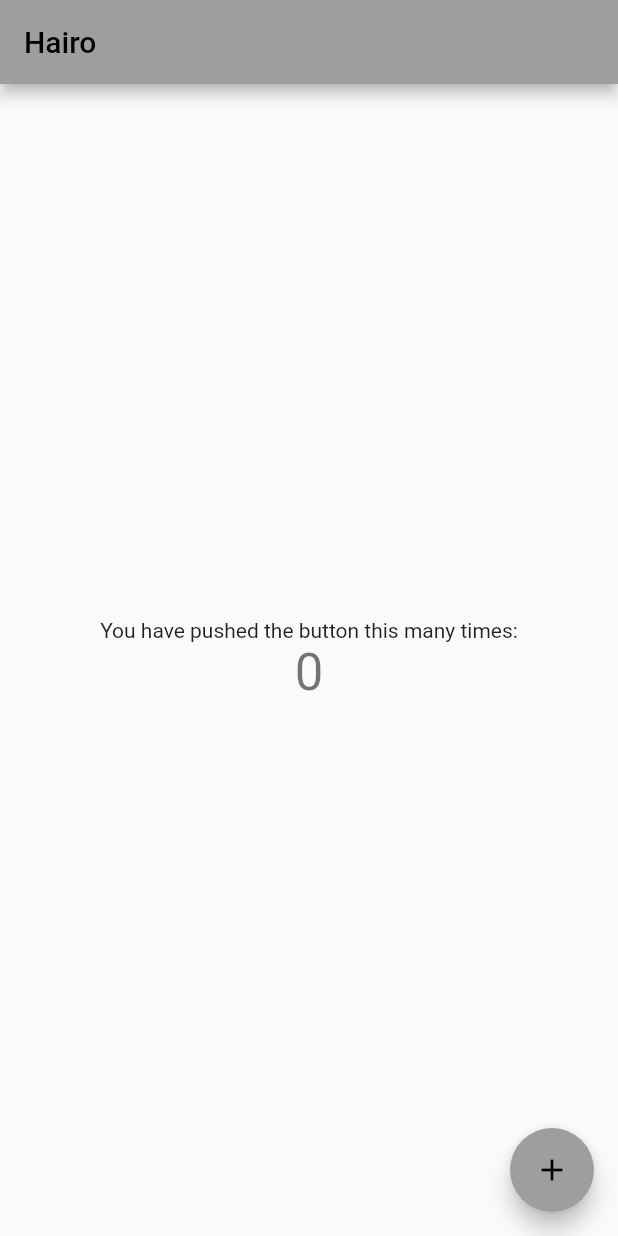
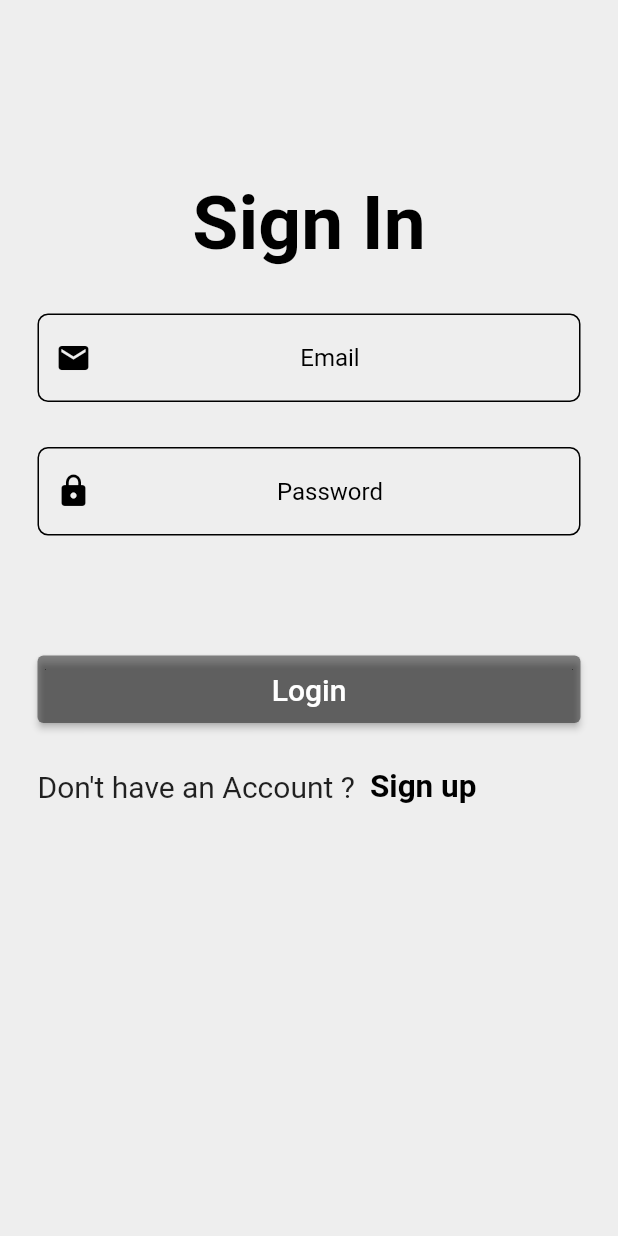
Before and after one commit to M4dj1/hairo, a Flutter app: the screen it shows after launch, on a phone screen of 412 x 824 dp. Run offline on Flutter 3.47's test engine with Material 2 defaults, Android fonts, the phone set to English and light mode, and no system bars; our stand-ins replace firebase_auth, firebase_core; accounts and stored records are empty.

Commit message:
Sign in and sign up Pages

```diff
--- /dev/null
+++ b/lib/Component/button.dart
@@ -0,0 +1,31 @@
+import 'package:flutter/material.dart';
+
+class LoginSignupButton extends StatelessWidget {
+  final String title;
+  final dynamic ontapp;
+
+  LoginSignupButton({required this.title, required this.ontapp});
+
+  @override
+  Widget build(BuildContext context) {
+    return Container(
+      width: double.infinity,
+      child: SizedBox(
+        height: 45,
+        child: ElevatedButton(
+          onPressed: ontapp,
+          child: Padding(
+            padding: const EdgeInsets.all(8.0),
+            child: Text(
+              title,
+              style: TextStyle(fontSize: 20),
+            ),
+          ),
+          style: ButtonStyle(
+            backgroundColor: MaterialStateProperty.all(Colors.black45),
+          ),
+        ),
+      ),
+    );
+  }
+}
--- /dev/null
+++ b/lib/Screens/Login_Screen.dart
@@ -0,0 +1,175 @@
+import 'package:flutter/material.dart';
+import 'package:flutter/services.dart';
+import 'package:firebase_auth/firebase_auth.dart';
+import 'package:hairo/Component/button.dart';
+import '../constants.dart';
+import 'Home_Screen.dart';
+import 'Register_Screen.dart';
+
+class LoginScreen extends StatefulWidget {
+  @override
+  _LoginScreenState createState() => _LoginScreenState();
+}
+
+class _LoginScreenState extends State<LoginScreen> {
+  final formkey = GlobalKey<FormState>();
+  final _auth = FirebaseAuth.instance;
+  String email = '';
+  String password = '';
+  bool isloading = false;
+
+  @override
+  Widget build(BuildContext context) {
+    return Scaffold(
+      body: isloading
+          ? Center(
+              child: CircularProgressIndicator(),
+            )
+          : Form(
+              key: formkey,
+              child: AnnotatedRegion<SystemUiOverlayStyle>(
+                value: SystemUiOverlayStyle.light,
+                child: Stack(
+                  children: [
+                    Container(
+                      height: double.infinity,
+                      width: double.infinity,
+                      color: Colors.grey[200],
+                      child: SingleChildScrollView(
+                        padding:
+                            EdgeInsets.symmetric(horizontal: 25, vertical: 120),
+                        child: Column(
+                          mainAxisAlignment: MainAxisAlignment.center,
+                          children: [
+                            Text(
+                              "Sign In",
+                              style: TextStyle(
+                                  fontSize: 50,
+                                  color: Colors.black,
+                                  fontWeight: FontWeight.bold),
+                            ),
+                            SizedBox(height: 30),
+                            TextFormField(
+                              keyboardType: TextInputType.emailAddress,
+                              onChanged: (value) {
+                                email = value;
+                              },
+                              validator: (value) {
+                                if (value!.isEmpty) {
+                                  return "Please enter Email";
+                                }
+                              },
+                              textAlign: TextAlign.center,
+                              decoration: kTextFieldDecoration.copyWith(
+                                hintText: 'Email',
+                                prefixIcon: Icon(
+                                  Icons.email,
+                                  color: Colors.black,
+                                ),
+                              ),
+                            ),
+                            SizedBox(height: 30),
+                            TextFormField(
+                              obscureText: true,
+                              validator: (value) {
+                                if (value!.isEmpty) {
+                                  return "Please enter Password";
+                                }
+                              },
+                              onChanged: (value) {
+                                password = value;
+                              },
+                              textAlign: TextAlign.center,
+                              decoration: kTextFieldDecoration.copyWith(
+                                  hintText: 'Password',
+                                  prefixIcon: Icon(
+                                    Icons.lock,
+                                    color: Colors.black,
+                                  )),
+                            ),
+                            SizedBox(height: 80),
+                            LoginSignupButton(
+                              title: 'Login',
+                              ontapp: () async {
+                                if (formkey.currentState!.validate()) {
+                                  setState(() {
+                                    isloading = true;
+                                  });
+                                  try {
+                                    await _auth.signInWithEmailAndPassword(
+                                        email: email, password: password);
+
+                                    await Navigator.of(context).push(
+                                      MaterialPageRoute(
+                                        builder: (contex) => HomeScreen(),
+                                      ),
+                                    );
+
+                                    setState(() {
+                                      isloading = false;
+                                    });
+                                  } on FirebaseAuthException catch (e) {
+                                    showDialog(
+                                      context: context,
+                                      builder: (ctx) => AlertDialog(
+                                        title: Text("Ops! Login Failed"),
+                                        content: Text('${e.message}'),
+                                        actions: [
+                                          TextButton(
+                                            onPressed: () {
+                                              Navigator.of(ctx).pop();
+                                            },
+                                            child: Text('Okay'),
+                                          )
+                                        ],
+                                      ),
+                                    );
+                                    print(e);
+                                  }
+                                  setState(() {
+                                    isloading = false;
+                                  });
+                                }
+                              },
+                            ),
+                            SizedBox(height: 30),
+                            GestureDetector(
+                              onTap: () {
+                                Navigator.of(context).push(
+                                  MaterialPageRoute(
+                                    builder: (context) => SignupScreen(),
+                                  ),
+                                );
+                              },
+                              child: Row(
+                                children: [
+                                  Text(
+                                    "Don't have an Account ?",
+                                    style: TextStyle(
+                                        fontSize: 20, color: Colors.black87),
+                                  ),
+                                  SizedBox(width: 10),
+                                  Hero(
+                                    tag: '1',
+                                    child: Text(
+                                      'Sign up',
+                                      style: TextStyle(
+                                          fontSize: 21,
+                                          fontWeight: FontWeight.bold,
+                                          color: Colors.black),
+                                    ),
+                                  )
+                                ],
+                              ),
+                            )
+                          ],
+                        ),
+                      ),
+                    )
+                  ],
+                ),
+              ),
+            ),
+    );
+  }
+}
--- /dev/null
+++ b/lib/constants.dart
@@ -0,0 +1,18 @@
+import 'package:flutter/material.dart';
+
+const kTextFieldDecoration = InputDecoration(
+  hintText: 'Enter a value',
+  hintStyle: TextStyle(color: Colors.black),
+  contentPadding: EdgeInsets.symmetric(vertical: 20.0, horizontal: 20.0),
+  border: OutlineInputBorder(
+    borderRadius: BorderRadius.all(Radius.circular(7)),
+  ),
+  enabledBorder: OutlineInputBorder(
+    borderSide: BorderSide(color: Colors.black, width: 1.0),
+    borderRadius: BorderRadius.all(Radius.circular(7.0)),
+  ),
+  focusedBorder: OutlineInputBorder(
+    borderSide: BorderSide(color: Colors.black, width: 1.5),
+    borderRadius: BorderRadius.all(Radius.circular(7)),
+  ),
+);
--- a/lib/main.dart
+++ b/lib/main.dart
@@ -1,7 +1,13 @@
 import 'package:flutter/material.dart';
+import 'package:firebase_core/firebase_core.dart';
+import 'Screens/Login_Screen.dart';
 
-void main() {
-  runApp(MyApp());
+void main() async {
+  WidgetsFlutterBinding.ensureInitialized();
+  await Firebase.initializeApp();
+  runApp(
+    MyApp(),
+  );
 }
 
 class MyApp extends StatelessWidget {
@@ -9,105 +15,11 @@ class MyApp extends StatelessWidget {
   @override
   Widget build(BuildContext context) {
     return MaterialApp(
-      title: 'Hairo',
+      title: 'Flutter Demo',
       theme: ThemeData(
-        // This is the theme of your application.
-        //
-        // Try running your application with "flutter run". You'll see the
-        // application has a blue toolbar. Then, without quitting the app, try
-        // changing the primarySwatch below to Colors.green and then invoke
-        // "hot reload" (press "r" in the console where you ran "flutter run",
-        // or simply save your changes to "hot reload" in a Flutter IDE).
-        // Notice that the counter didn't reset back to zero; the application
-        // is not restarted.
-        primarySwatch: Colors.grey,
+        primarySwatch: Colors.blue,
       ),
-      home: MyHomePage(title: 'Hairo'),
+      home: LoginScreen(),
     );
   }
 }
-
-class MyHomePage extends StatefulWidget {
-  MyHomePage({Key? key, required this.title}) : super(key: key);
-
-  // This widget is the home page of your application. It is stateful, meaning
-  // that it has a State object (defined below) that contains fields that affect
-  // how it looks.
-
-  // This class is the configuration for the state. It holds the values (in this
-  // case the title) provided by the parent (in this case the App widget) and
-  // used by the build method of the State. Fields in a Widget subclass are
-  // always marked "final".
-
-  final String title;
-
-  @override
-  _MyHomePageState createState() => _MyHomePageState();
-}
-
-class _MyHomePageState extends State<MyHomePage> {
-  int _counter = 0;
-
-  void _incrementCounter() {
-    setState(() {
-      // This call to setState tells the Flutter framework that something has
-      // changed in this State, which causes it to rerun the build method below
-      // so that the display can reflect the updated values. If we changed
-      // _counter without calling setState(), then the build method would not be
-      // called again, and so nothing would appear to happen.
-      _counter++;
-    });
-  }
-
-  @override
-  Widget build(BuildContext context) {
-    // This method is rerun every time setState is called, for instance as done
-    // by the _incrementCounter method above.
-    //
-    // The Flutter framework has been optimized to make rerunning build methods
-    // fast, so that you can just rebuild anything that needs updating rather
-    // than having to individually change instances of widgets.
-    return Scaffold(
-      appBar: AppBar(
-        // Here we take the value from the MyHomePage object that was created by
-        // the App.build method, and use it to set our appbar title.
-        title: Text(widget.title),
-      ),
-      body: Center(
-        // Center is a layout widget. It takes a single child and positions it
-        // in the middle of the parent.
-        child: Column(
-          // Column is also a layout widget. It takes a list of children and
-          // arranges them vertically. By default, it sizes itself to fit its
-          // children horizontally, and tries to be as tall as its parent.
-          //
-          // Invoke "debug painting" (press "p" in the console, choose the
-          // "Toggle Debug Paint" action from the Flutter Inspector in Android
-          // Studio, or the "Toggle Debug Paint" command in Visual Studio Code)
-          // to see the wireframe for each widget.
-          //
-          // Column has various properties to control how it sizes itself and
-          // how it positions its children. Here we use mainAxisAlignment to
-          // center the children vertically; the main axis here is the vertical
-          // axis because Columns are vertical (the cross axis would be
-          // horizontal).
-          mainAxisAlignment: MainAxisAlignment.center,
-          children: <Widget>[
-            Text(
-              'You have pushed the button this many times:',
-            ),
-            Text(
-              '$_counter',
-              style: Theme.of(context).textTheme.headline4,
-            ),
-          ],
-        ),
-      ),
-      floatingActionButton: FloatingActionButton(
-        onPressed: _incrementCounter,
-        tooltip: 'Increment',
-        child: Icon(Icons.add),
-      ), // This trailing comma makes auto-formatting nicer for build methods.
-    );
-  }
-}
--- a/pubspec.yaml
+++ b/pubspec.yaml
@@ -28,6 +28,8 @@ dependencies:
   # The following adds the Cupertino Icons font to your application.
   # Use with the CupertinoIcons class for iOS style icons.
   cupertino_icons: ^1.0.2
+  firebase_auth: ^3.3.0
+  firebase_core: ^1.10.2
 
 dev_dependencies:
   flutter_test:
```
Also changed, not shown: lib/Screens/Home_Screen.dart (added, +50 -0 lines), lib/Screens/Register_Screen.dart (added, +164 -0 lines), pubspec.lock, 3 other files.
